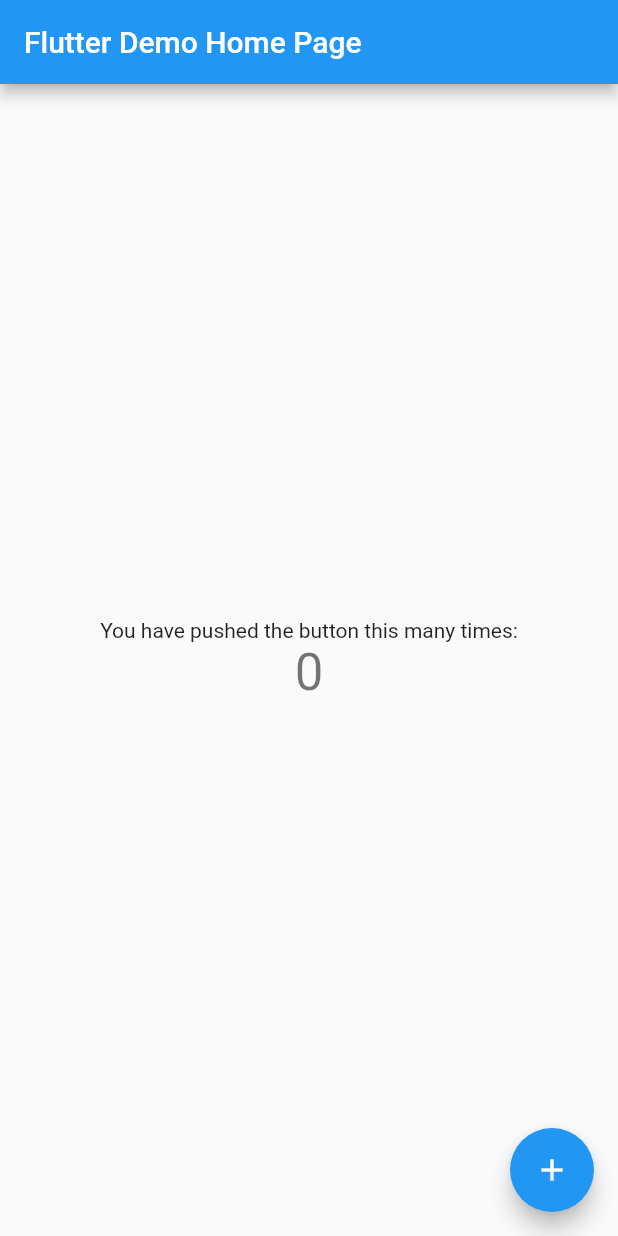
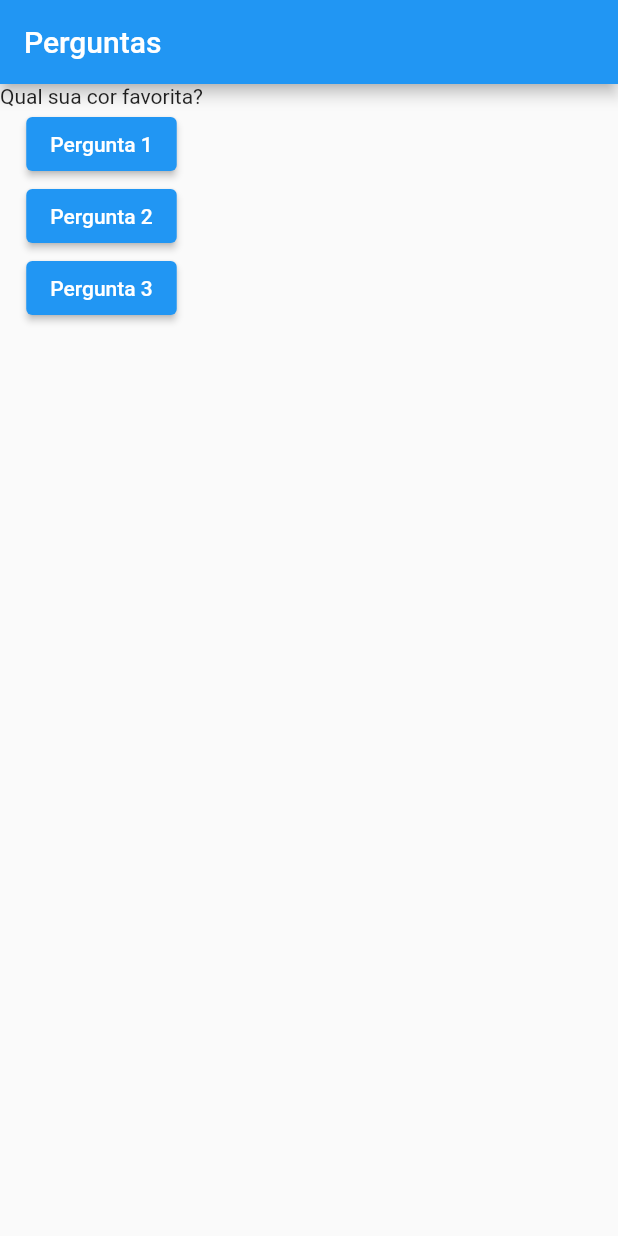
Before and after one commit to leorodriguesdev/projeto_perguntas, a Flutter app: the screen it shows after launch, on a phone screen of 412 x 824 dp. Run offline on Flutter 3.47's test engine with Material 2 defaults, Android fonts, the phone set to English and light mode, and no system bars.

```diff
--- a/lib/main.dart
+++ b/lib/main.dart
@@ -1,115 +1,50 @@
 import 'package:flutter/material.dart';
 
-void main() {
-  runApp(const MyApp());
-}
+main() => runApp(PerguntaAPP());
 
-class MyApp extends StatelessWidget {
-  const MyApp({super.key});
+class _PerguntaAppState extends State<PerguntaAPP> {
+  var _perguntaSelecionada = 0;
 
-  // This widget is the root of your application.
+  void _responder() {
+    setState(() {
+      _perguntaSelecionada++;
+    });
+    print(_perguntaSelecionada);
+  }
+
   @override
   Widget build(BuildContext context) {
+    final perguntas = ['Qual sua cor favorita?', 'Qual seu animal favorito?'];
+
     return MaterialApp(
-      title: 'Flutter Demo',
-      theme: ThemeData(
-        // This is the theme of your application.
-        //
-        // Try running your application with "flutter run". You'll see the
-        // application has a blue toolbar. Then, without quitting the app, try
-        // changing the primarySwatch below to Colors.green and then invoke
-        // "hot reload" (press "r" in the console where you ran "flutter run",
-        // or simply save your changes to "hot reload" in a Flutter IDE).
-        // Notice that the counter didn't reset back to zero; the application
-        // is not restarted.
-        primarySwatch: Colors.blue,
+      home: Scaffold(
+        appBar: AppBar(
+          title: Text('Perguntas'),
+        ),
+        body: Column(
+          children: <Widget>[
+            Text(perguntas[_perguntaSelecionada]),
+            ElevatedButton(
+              child: Text('Pergunta 1'),
+              onPressed: _responder,
+            ),
+            ElevatedButton(
+              child: Text('Pergunta 2'),
+              onPressed: _responder,
+            ),
+            ElevatedButton(
+              child: Text('Pergunta 3'),
+              onPressed: _responder,
+            )
+          ],
+        ),
       ),
-      home: const MyHomePage(title: 'Flutter Demo Home Page'),
     );
   }
 }
 
-class MyHomePage extends StatefulWidget {
-  const MyHomePage({super.key, required this.title});
-
-  // This widget is the home page of your application. It is stateful, meaning
-  // that it has a State object (defined below) that contains fields that affect
-  // how it looks.
-
-  // This class is the configuration for the state. It holds the values (in this
-  // case the title) provided by the parent (in this case the App widget) and
-  // used by the build method of the State. Fields in a Widget subclass are
-  // always marked "final".
-
-  final String title;
-
-  @override
-  State<MyHomePage> createState() => _MyHomePageState();
-}
-
-class _MyHomePageState extends State<MyHomePage> {
-  int _counter = 0;
-
-  void _incrementCounter() {
-    setState(() {
-      // This call to setState tells the Flutter framework that something has
-      // changed in this State, which causes it to rerun the build method below
-      // so that the display can reflect the updated values. If we changed
-      // _counter without calling setState(), then the build method would not be
-      // called again, and so nothing would appear to happen.
-      _counter++;
-    });
-  }
-
-  @override
-  Widget build(BuildContext context) {
-    // This method is rerun every time setState is called, for instance as done
-    // by the _incrementCounter method above.
-    //
-    // The Flutter framework has been optimized to make rerunning build methods
-    // fast, so that you can just rebuild anything that needs updating rather
-    // than having to individually change instances of widgets.
-    return Scaffold(
-      appBar: AppBar(
-        // Here we take the value from the MyHomePage object that was created by
-        // the App.build method, and use it to set our appbar title.
-        title: Text(widget.title),
-      ),
-      body: Center(
-        // Center is a layout widget. It takes a single child and positions it
-        // in the middle of the parent.
-        child: Column(
-          // Column is also a layout widget. It takes a list of children and
-          // arranges them vertically. By default, it sizes itself to fit its
-          // children horizontally, and tries to be as tall as its parent.
-          //
-          // Invoke "debug painting" (press "p" in the console, choose the
-          // "Toggle Debug Paint" action from the Flutter Inspector in Android
-          // Studio, or the "Toggle Debug Paint" command in Visual Studio Code)
-          // to see the wireframe for each widget.
-          //
-          // Column has various properties to control how it sizes itself and
-          // how it positions its children. Here we use mainAxisAlignment to
-          // center the children vertically; the main axis here is the vertical
-          // axis because Columns are vertical (the cross axis would be
-          // horizontal).
-          mainAxisAlignment: MainAxisAlignment.center,
-          children: <Widget>[
-            const Text(
-              'You have pushed the button this many times:',
-            ),
-            Text(
-              '$_counter',
-              style: Theme.of(context).textTheme.headlineMedium,
-            ),
-          ],
-        ),
-      ),
-      floatingActionButton: FloatingActionButton(
-        onPressed: _incrementCounter,
-        tooltip: 'Increment',
-        child: const Icon(Icons.add),
-      ), // This trailing comma makes auto-formatting nicer for build methods.
-    );
+class PerguntaAPP extends StatefulWidget {
+  _PerguntaAppState createState() {
+    return _PerguntaAppState();
   }
 }
```
